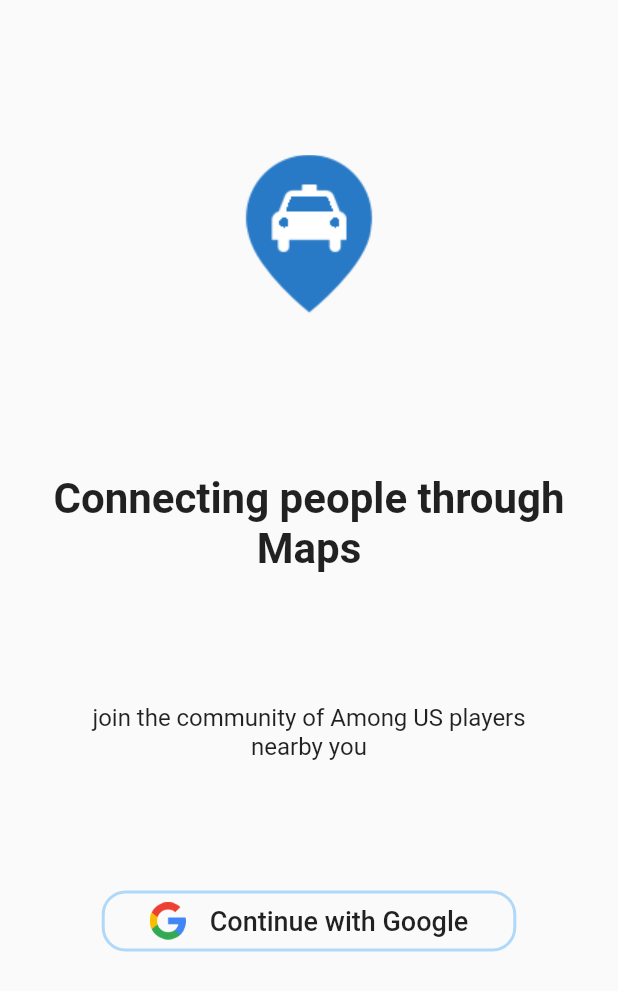
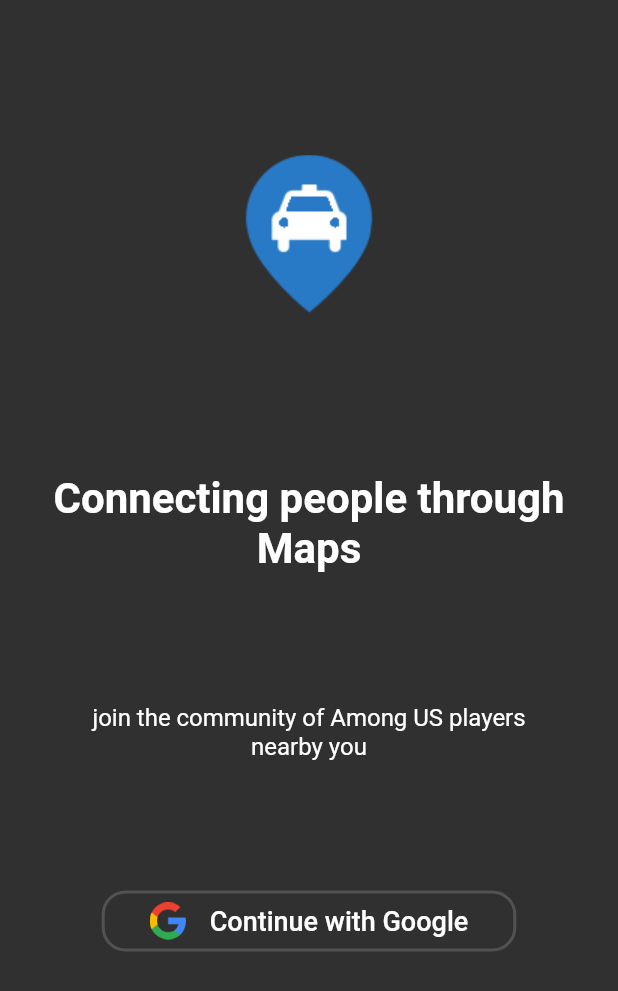
Before and after one commit to Manas1820/One-Of-Us, a Flutter app: the screen it shows after launch, on a phone screen of 412 x 824 dp. Shown: the top 991 px of the screen. Run offline on Flutter 3.47's test engine with Material 2 defaults, Android fonts, the light colour scheme and no system bars; our stand-ins replace animated_text_kit, cloud_firestore, firebase_auth, firebase_core, flutter_icons, google_maps_flutter and 4 more; missing offline and left inert: animated_floatactionbuttons; accounts and stored records are empty.

Commit message:
✨ Changes

```diff
--- a/lib/main.dart
+++ b/lib/main.dart
@@ -22,6 +22,7 @@
   Widget build(BuildContext context) {
     return MaterialApp(
       debugShowCheckedModeBanner: false,
+      theme: ThemeData.dark(),
       home: GauthPage(),
     );
   }
--- a/pubspec.yaml
+++ b/pubspec.yaml
@@ -38,6 +38,7 @@
   introduction_screen: ^1.0.9
   animated_text_kit: ^3.1.2
   shared_preferences: ^0.5.12
+  dart_random_choice: ^0.0.2
 
   firebase_core: ^0.5.0
   cloud_firestore: ^0.14.0+2
```
Also changed, not shown: pubspec.lock.
